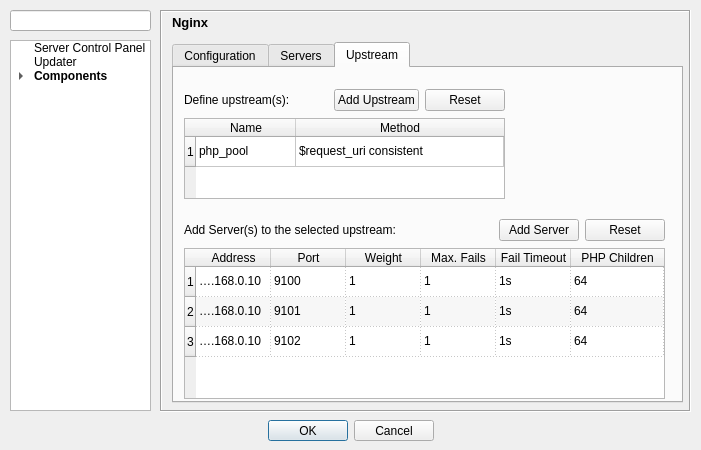
Before: the Qt Designer form src/config/configurationdialog.ui in WPN-XM/server-control-panel, drawn with Qt 5.
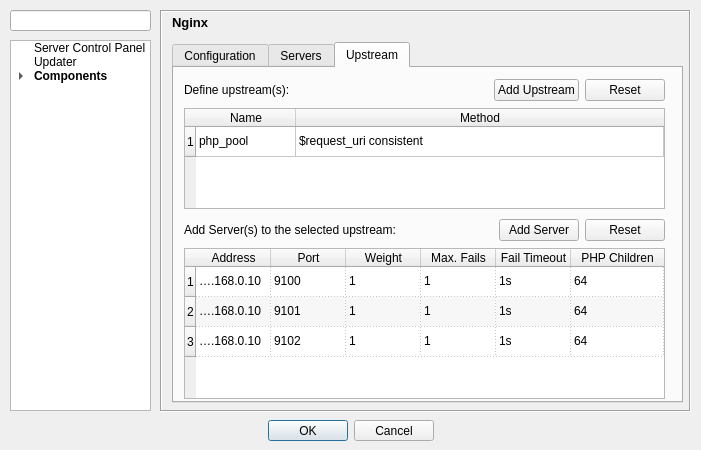
After: the same form once the commit is applied. The open tabs and pages were chosen to show the change. Icons and pictures are not drawn.

Commit message: added reset for Nginx_Reset_Upstreams and Nginx_Reset_Servers, issue https://github.com/WPN-XM/WPN-XM/issues/553

The edit to the form file:
```diff
--- a/src/config/configurationdialog.ui
+++ b/src/config/configurationdialog.ui
@@ -823,9 +823,9 @@
        <property name="geometry">
         <rect>
          <x>10</x>
-         <y>50</y>
-         <width>321</width>
-         <height>81</height>
+         <y>40</y>
+         <width>481</width>
+         <height>101</height>
         </rect>
        </property>
        <property name="horizontalScrollBarPolicy">
@@ -1084,8 +1084,8 @@
        <property name="geometry">
         <rect>
          <x>10</x>
-         <y>20</y>
-         <width>321</width>
+         <y>10</y>
+         <width>481</width>
          <height>25</height>
         </rect>
        </property>
```
Left out of the diff: 14 changed lines with no effect on the pictures. The commit also changes 2 other files.
